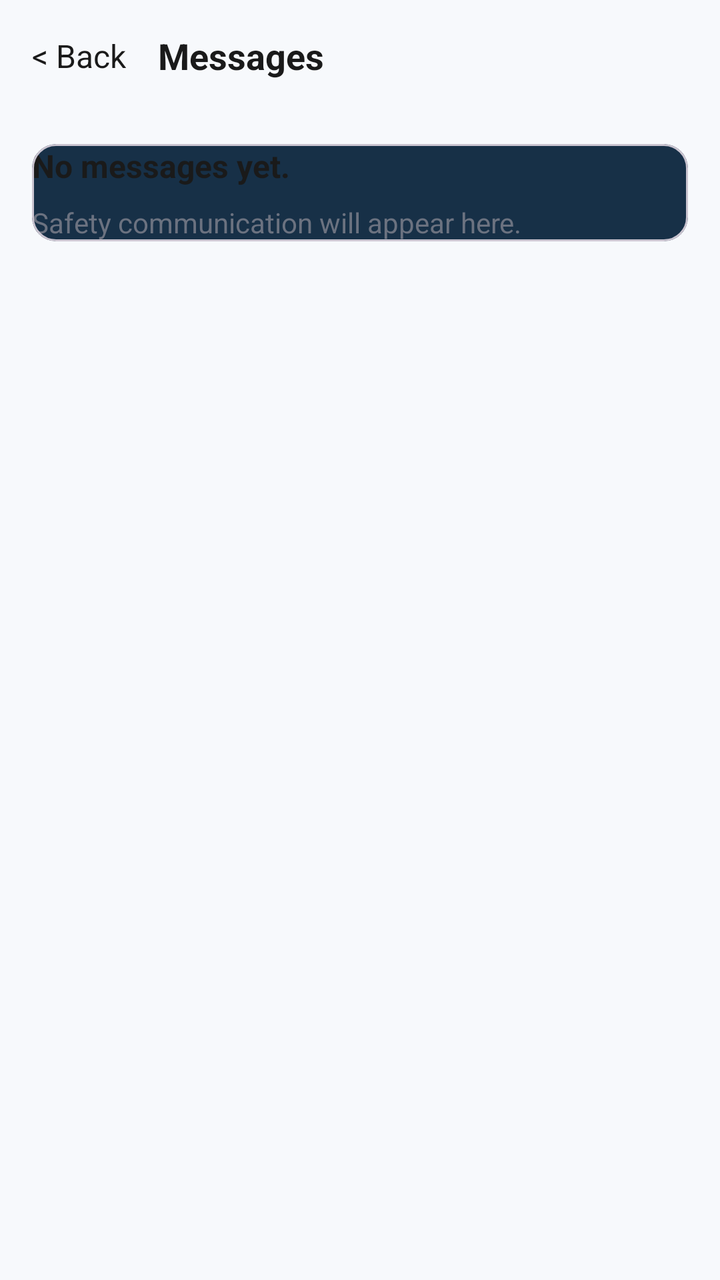
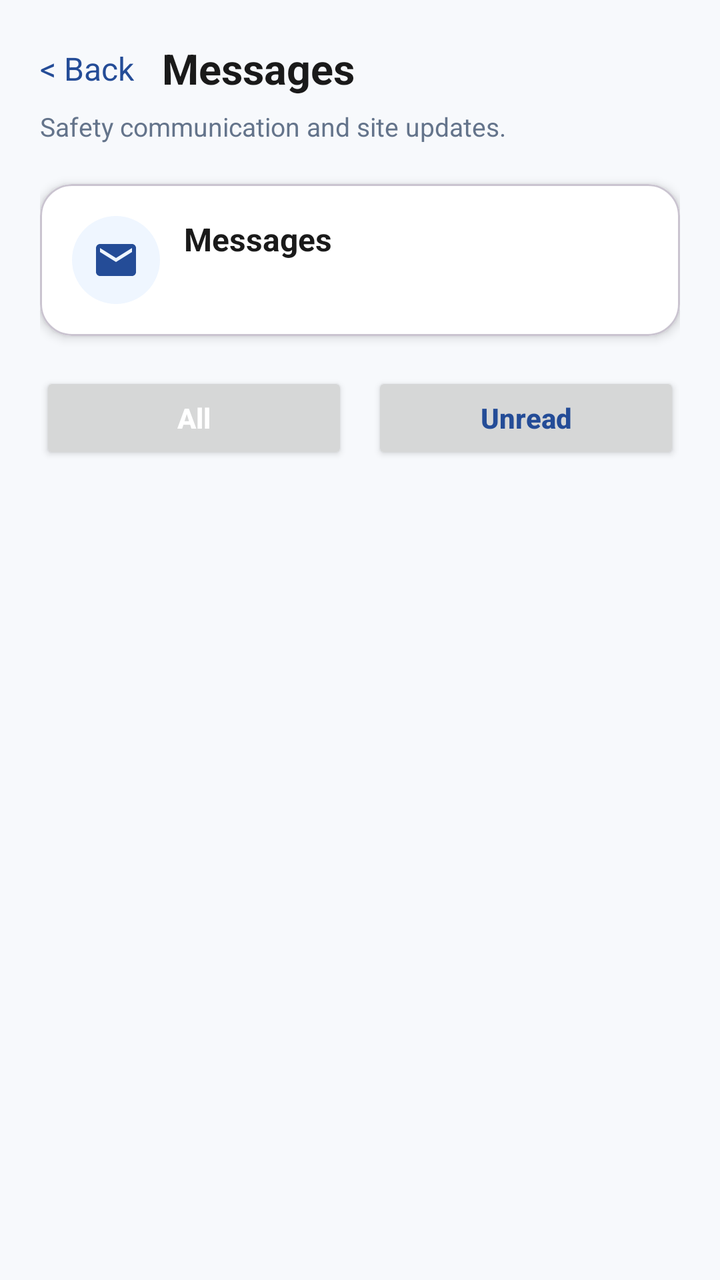

The first picture is an Android layout as it rendered before a commit; the second is the same layout after the commit. The layout source and the unified diff follow.
<!-- AndroidManifest.xml: application theme Theme.HAZORA -->
<!-- res/layout/activity_messages.xml -->
<?xml version="1.0" encoding="utf-8"?>
<LinearLayout xmlns:android="http://schemas.android.com/apk/res/android"
    xmlns:app="http://schemas.android.com/apk/res-auto"
    android:layout_width="match_parent"
    android:layout_height="match_parent"
    android:orientation="vertical"
    android:background="@color/background_light">

    <LinearLayout
        android:layout_width="match_parent"
        android:layout_height="56dp"
        android:orientation="horizontal"
        android:paddingStart="16dp"
        android:paddingEnd="16dp"
        android:gravity="center_vertical">

        <TextView
            android:id="@+id/tv_back"
            android:layout_width="wrap_content"
            android:layout_height="wrap_content"
            android:text="&lt; Back"
            android:textColor="@color/primary_text_dark"
            android:textSize="16sp" />

        <TextView
            android:id="@+id/tv_title"
            android:layout_width="wrap_content"
            android:layout_height="wrap_content"
            android:layout_marginStart="16dp"
            android:text="Messages"
            android:textColor="@color/primary_text_dark"
            android:textStyle="bold"
            android:textSize="18sp" />
    </LinearLayout>

    <LinearLayout
        android:layout_width="match_parent"
        android:layout_height="match_parent"
        android:orientation="vertical"
        android:padding="16dp">

        <com.google.android.material.card.MaterialCardView
            android:layout_width="match_parent"
            android:layout_height="wrap_content"
            app:cardCornerRadius="12dp"
            android:padding="16dp"
            android:background="@color/white">

            <LinearLayout
                android:layout_width="match_parent"
                android:layout_height="wrap_content"
                android:orientation="vertical">

                <TextView
                    android:layout_width="match_parent"
                    android:layout_height="wrap_content"
                    android:text="No messages yet."
                    android:textColor="@color/primary_text_dark"
                    android:textStyle="bold"
                    android:textSize="16sp" />

                <TextView
                    android:layout_width="match_parent"
                    android:layout_height="wrap_content"
                    android:text="Safety communication will appear here."
                    android:textColor="@color/secondary_text_dark"
                    android:layout_marginTop="8dp" />

            </LinearLayout>

        </com.google.android.material.card.MaterialCardView>

    </LinearLayout>

</LinearLayout>
<!-- resources referenced by this layout -->
<resources>
  <color name="background_light">#F7F9FC</color>
  <color name="primary_text_dark">#1A1A1A</color>
  <color name="secondary_text_dark">#6B7280</color>
  <color name="white">#FFFFFFFF</color>
  <style name="Theme.HAZORA" parent="Base.Theme.HAZORA" />
  <style name="Base.Theme.HAZORA" parent="Theme.Material3.DayNight.NoActionBar">
          <item name="colorPrimary">@color/primary_blue</item>
          <item name="colorOnPrimary">@color/white</item>
          <item name="colorPrimaryContainer">@color/primary_blue_light</item>
          <item name="colorOnPrimaryContainer">@color/background_navy</item>
          <item name="colorSecondary">@color/accent_orange</item>
          <item name="colorOnSecondary">@color/background_navy</item>
          <item name="colorSurface">@color/card_gray</item>
          <item name="colorOnSurface">@color/text_primary</item>
          <item name="android:windowBackground">@color/background_navy</item>
          <item name="android:navigationBarColor">@color/background_navy</item>
          <item name="android:statusBarColor">@color/background_navy</item>
          <item name="android:windowLightStatusBar">false</item>
      </style>
  <color name="primary_blue">#1769AA</color>
  <color name="primary_blue_light">#65A8DC</color>
  <color name="background_navy">#071A2C</color>
  <color name="accent_orange">#F7941D</color>
  <color name="card_gray">#173047</color>
  <color name="text_primary">#FFFFFFFF</color>
</resources>

<!-- the commit's change to res/layout/activity_messages.xml (unified diff, before → after) -->
@@ -3,73 +3,168 @@
     xmlns:app="http://schemas.android.com/apk/res-auto"
     android:layout_width="match_parent"
     android:layout_height="match_parent"
-    android:orientation="vertical"
-    android:background="@color/background_light">
+    android:background="#F7F9FC"
+    android:orientation="vertical">
 
-    <LinearLayout
-        android:layout_width="match_parent"
-        android:layout_height="56dp"
-        android:orientation="horizontal"
-        android:paddingStart="16dp"
-        android:paddingEnd="16dp"
-        android:gravity="center_vertical">
-
-        <TextView
-            android:id="@+id/tv_back"
-            android:layout_width="wrap_content"
-            android:layout_height="wrap_content"
-            android:text="&lt; Back"
-            android:textColor="@color/primary_text_dark"
-            android:textSize="16sp" />
-
-        <TextView
-            android:id="@+id/tv_title"
-            android:layout_width="wrap_content"
-            android:layout_height="wrap_content"
-            android:layout_marginStart="16dp"
-            android:text="Messages"
-            android:textColor="@color/primary_text_dark"
-            android:textStyle="bold"
-            android:textSize="18sp" />
-    </LinearLayout>
-
-    <LinearLayout
+    <ScrollView
         android:layout_width="match_parent"
         android:layout_height="match_parent"
-        android:orientation="vertical"
-        android:padding="16dp">
+        android:fillViewport="true">
 
-        <com.google.android.material.card.MaterialCardView
+        <LinearLayout
             android:layout_width="match_parent"
             android:layout_height="wrap_content"
-            app:cardCornerRadius="12dp"
-            android:padding="16dp"
-            android:background="@color/white">
+            android:orientation="vertical"
+            android:paddingStart="20dp"
+            android:paddingTop="20dp"
+            android:paddingEnd="20dp"
+            android:paddingBottom="28dp">
 
             <LinearLayout
                 android:layout_width="match_parent"
                 android:layout_height="wrap_content"
-                android:orientation="vertical">
+                android:gravity="center_vertical"
+                android:orientation="horizontal">
 
                 <TextView
-                    android:layout_width="match_parent"
+                    android:id="@+id/tv_back"
+                    android:layout_width="wrap_content"
                     android:layout_height="wrap_content"
-                    android:text="No messages yet."
-                    android:textColor="@color/primary_text_dark"
-                    android:textStyle="bold"
+                    android:text="&lt; Back"
+                    android:textColor="#244C97"
                     android:textSize="16sp" />
 
                 <TextView
+                    android:id="@+id/tv_title"
+                    android:layout_width="wrap_content"
+                    android:layout_height="wrap_content"
+                    android:layout_marginStart="14dp"
+                    android:text="Messages"
+                    android:textColor="#1A1A1A"
+                    android:textSize="21sp"
+                    android:textStyle="bold" />
+            </LinearLayout>
+
+            <TextView
+                android:layout_width="match_parent"
+                android:layout_height="wrap_content"
+                android:layout_marginTop="6dp"
+                android:text="Safety communication and site updates."
+                android:textColor="#64748B"
+                android:textSize="13sp" />
+
+            <com.google.android.material.card.MaterialCardView
+                android:layout_width="match_parent"
+                android:layout_height="wrap_content"
+                android:layout_marginTop="20dp"
+                app:cardBackgroundColor="#FFFFFF"
+                app:cardCornerRadius="16dp"
+                app:cardElevation="3dp">
+
+                <LinearLayout
                     android:layout_width="match_parent"
                     android:layout_height="wrap_content"
-                    android:text="Safety communication will appear here."
-                    android:textColor="@color/secondary_text_dark"
-                    android:layout_marginTop="8dp" />
+                    android:gravity="center_vertical"
+                    android:orientation="horizontal"
+                    android:padding="16dp">
 
+                    <ImageView
+                        android:layout_width="44dp"
+                        android:layout_height="44dp"
+                        android:background="@drawable/bg_icon_blue_light"
+                        android:contentDescription="Messages"
+                        android:padding="10dp"
+                        android:src="@drawable/ic_email"
+                        android:tint="#244C97" />
+
+                    <LinearLayout
+                        android:layout_width="0dp"
+                        android:layout_height="wrap_content"
+                        android:layout_marginStart="12dp"
+                        android:layout_weight="1"
+                        android:orientation="vertical">
+
+                        <TextView
+                            android:layout_width="match_parent"
+                            android:layout_height="wrap_content"
+                            android:text="Messages"
+                            android:textColor="#1A1A1A"
+                            android:textSize="16sp"
+                            android:textStyle="bold" />
+
+                        <TextView
+                            android:id="@+id/tv_unread_summary"
+                            android:layout_width="match_parent"
+                            android:layout_height="wrap_content"
+                            android:layout_marginTop="3dp"
+                            android:textColor="#64748B"
+                            android:textSize="13sp" />
+                    </LinearLayout>
+                </LinearLayout>
+            </com.google.android.material.card.MaterialCardView>
+
+            <LinearLayout
+                android:layout_width="match_parent"
+                android:layout_height="46dp"
+                android:layout_marginTop="18dp"
+                android:orientation="horizontal">
+
+                <Button
+                    android:id="@+id/btn_filter_all"
+                    android:layout_width="0dp"
+                    android:layout_height="match_parent"
+                    android:layout_marginEnd="6dp"
+                    android:layout_weight="1"
+                    android:contentDescription="Show all messages"
+                    android:text="All"
+                    android:textAllCaps="false"
+                    android:textColor="#FFFFFF"
+                    android:textStyle="bold" />
+
+                <Button
+                    android:id="@+id/btn_filter_unread"
+                    android:layout_width="0dp"
+                    android:layout_height="match_parent"
+                    android:layout_marginStart="6dp"
+                    android:layout_weight="1"
+                    android:contentDescription="Show unread messages"
+                    android:text="Unread"
+                    android:textAllCaps="false"
+                    android:textColor="#244C97"
+                    android:textStyle="bold" />
             </LinearLayout>
 
-        </com.google.android.material.card.MaterialCardView>
+            <androidx.recyclerview.widget.RecyclerView
+                android:id="@+id/rv_messages"
+                android:layout_width="match_parent"
+                android:layout_height="wrap_content"
+                android:layout_marginTop="16dp"
+                android:nestedScrollingEnabled="false" />
 
-    </LinearLayout>
+            <LinearLayout
+                android:id="@+id/layout_empty_state"
+                android:layout_width="match_parent"
+                android:layout_height="220dp"
+                android:gravity="center"
+                android:orientation="vertical"
+                android:visibility="gone">
 
+                <TextView
+                    android:layout_width="wrap_content"
+                    android:layout_height="wrap_content"
+                    android:text="No messages"
+                    android:textColor="#1A1A1A"
+                    android:textSize="18sp"
+                    android:textStyle="bold" />
+
+                <TextView
+                    android:layout_width="wrap_content"
+                    android:layout_height="wrap_content"
+                    android:layout_marginTop="6dp"
+                    android:text="There are no messages in this category."
+                    android:textColor="#64748B"
+                    android:textSize="13sp" />
+            </LinearLayout>
+        </LinearLayout>
+    </ScrollView>
 </LinearLayout>
<!-- resource entries referenced after the edit -->
@@ -1,9 +1,21 @@
 <!-- resources referenced by this layout -->
 <resources>
-  <color name="background_light">#F7F9FC</color>
-  <color name="primary_text_dark">#1A1A1A</color>
-  <color name="secondary_text_dark">#6B7280</color>
-  <color name="white">#FFFFFFFF</color>
+  <!-- drawable bg_icon_blue_light (drawable) -->
+  <?xml version="1.0" encoding="utf-8"?>
+  <shape xmlns:android="http://schemas.android.com/apk/res/android" android:shape="oval">
+      <size android:width="44dp" android:height="44dp" />
+      <solid android:color="#FFEFF6FF" />
+  </shape>
+  <!-- drawable ic_email (drawable) -->
+  <vector xmlns:android="http://schemas.android.com/apk/res/android"
+      android:width="24dp"
+      android:height="24dp"
+      android:viewportWidth="24"
+      android:viewportHeight="24">
+      <path
+          android:fillColor="#FFFFFFFF"
+          android:pathData="M20,4H4c-1.1,0 -1.99,0.9 -1.99,2L2,18c0,1.1 0.9,2 2,2h16c1.1,0 2,-0.9 2,-2L22,6c0,-1.1 -0.9,-2 -2,-2zM20,8l-8,5 -8,-5L4,6l8,5 8,-5v2z" />
+  </vector>
   <style name="Theme.HAZORA" parent="Base.Theme.HAZORA" />
   <style name="Base.Theme.HAZORA" parent="Theme.Material3.DayNight.NoActionBar">
           <item name="colorPrimary">@color/primary_blue</item>
@@ -20,6 +32,7 @@
           <item name="android:windowLightStatusBar">false</item>
       </style>
   <color name="primary_blue">#1769AA</color>
+  <color name="white">#FFFFFFFF</color>
   <color name="primary_blue_light">#65A8DC</color>
   <color name="background_navy">#071A2C</color>
   <color name="accent_orange">#F7941D</color>
